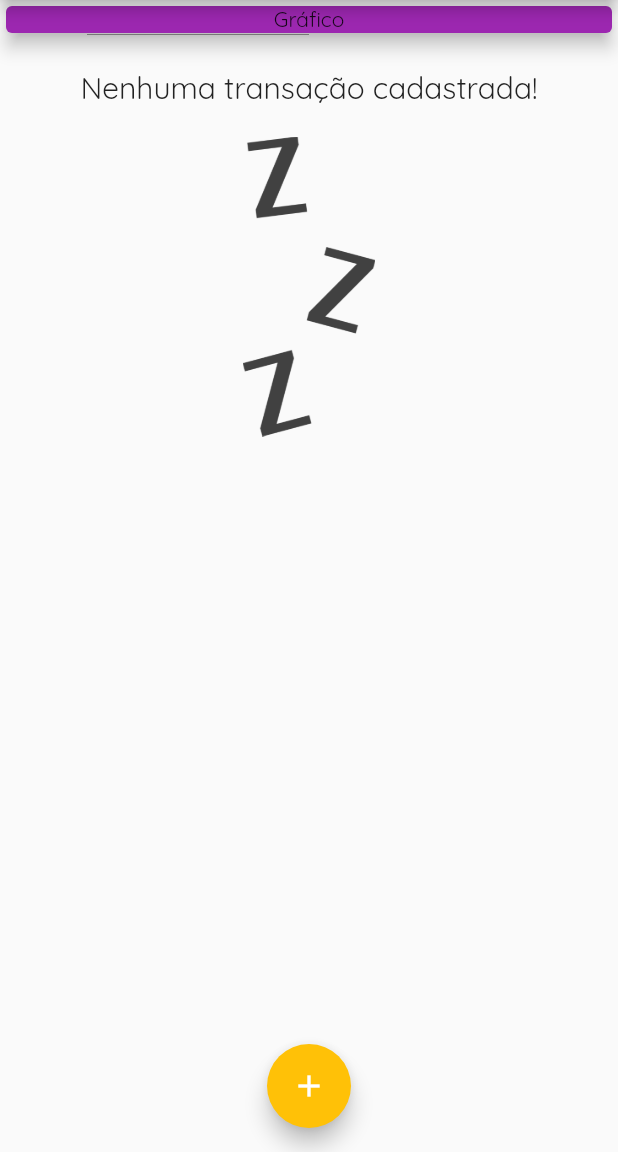
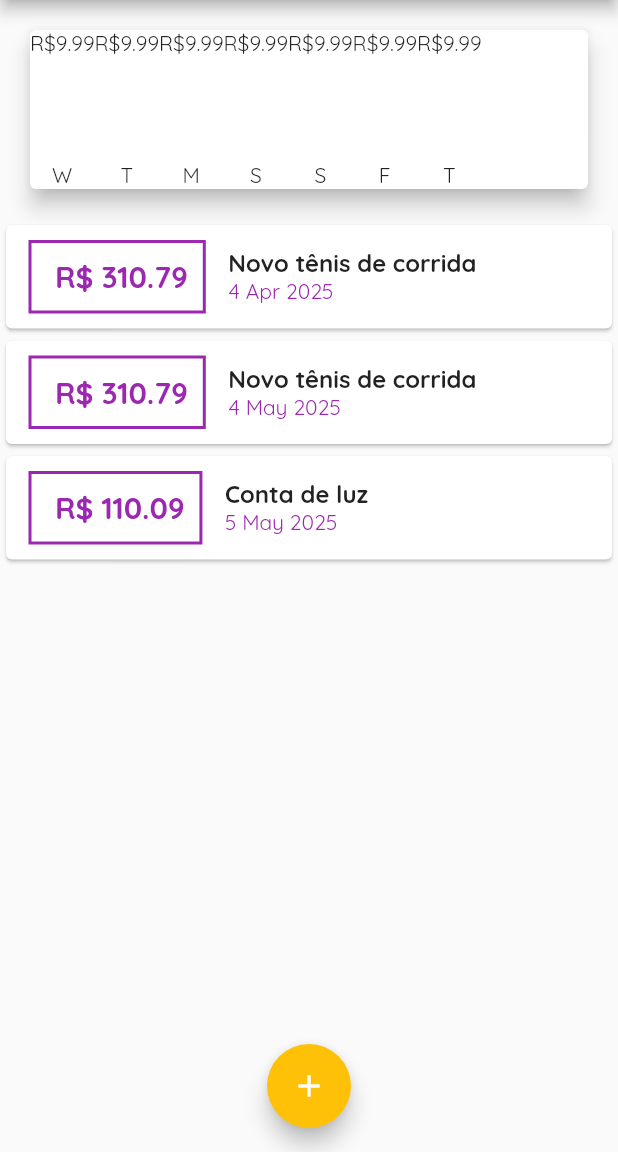
Before and after one commit to dm-moro/FlutterExpenses, a Flutter app: the screen it shows after launch, on a phone screen of 412 x 824 dp, the part 84-1236 px from its top. Run offline on Flutter 3.47's test engine with Material 3 defaults, Android fonts, the phone set to English and light mode, and no system bars.

Commit message:
feat: add Chart and ChartBar

```diff
--- /dev/null
+++ b/lib/components/chart.dart
@@ -0,0 +1,53 @@
+import 'package:expenses/components/chart_bar.dart';
+import 'package:flutter/material.dart';
+import 'package:intl/intl.dart';
+import '../models/transaction.dart';
+import 'chart_bar.dart';
+
+class Chart extends StatelessWidget {
+  final List<Transaction> recentTransaction;
+
+  Chart(this.recentTransaction);
+
+  List<Map<String, Object>> get groupedTransactions {
+    return List.generate(7, (index) {
+      final weekDay = DateTime.now().subtract(Duration(days: index));
+
+      double totalSum = 0.0;
+
+      for (var i = 0; i < recentTransaction.length; i++) {
+        bool sameDay = recentTransaction[i].date.day == weekDay.day;
+        bool sameMonth = recentTransaction[i].date.month == weekDay.month;
+        bool sameYear = recentTransaction[i].date.year == weekDay.year;
+
+        if (sameDay && sameMonth && sameYear) {
+          totalSum += recentTransaction[i].value;
+        }
+      }
+
+      print(DateFormat.E().format(weekDay)[0]);
+      print(totalSum);
+
+      return {'day': DateFormat.E().format(weekDay)[0], 'value': 9.99};
+    });
+  }
+
+  @override
+  Widget build(BuildContext context) {
+    groupedTransactions;
+    return Card(
+      elevation: 6,
+      margin: EdgeInsets.all(20),
+      child: Row(
+        children:
+            groupedTransactions.map((tr) {
+              return ChartBar(
+                label: tr['day'],
+                value: tr['value'],
+                percentage: 0,
+              );
+            }).toList(),
+      ),
+    );
+  }
+}
--- /dev/null
+++ b/lib/components/chart_bar.dart
@@ -0,0 +1,24 @@
+import 'package:flutter/material.dart';
+import 'chart.dart';
+import '../models/transaction.dart';
+
+class ChartBar extends StatelessWidget {
+  final String? label;
+  final double? value;
+  final double? percentage;
+
+  ChartBar({this.label, this.value, this.percentage});
+
+  @override
+  Widget build(BuildContext context) {
+    return Column(
+      children: [
+        Text('R\$${value.toStringAsFixed(2)}'),
+        SizedBox(height: 5),
+        Container(height: 60, width: 10, child: null),
+        SizedBox(height: 5),
+        Text(label),
+      ],
+    );
+  }
+}
--- a/lib/main.dart
+++ b/lib/main.dart
@@ -1,7 +1,9 @@
+import 'package:expenses/components/chart.dart';
 import 'package:expenses/components/transaction_form.dart';
 import 'package:expenses/models/transaction.dart';
 import 'package:flutter/material.dart';
 import './components/transaction_list.dart';
+import 'components/chart.dart';
 import 'dart:math';
 
 main() => runApp(ExpensesApp());
@@ -14,12 +16,11 @@ class ExpensesApp extends StatelessWidget {
     return MaterialApp(
       home: MyHomePage(),
       theme: ThemeData(
-
         useMaterial3: false,
         fontFamily: 'Quicksand',
-        primarySwatch: Colors.purple, //define o material todo do app como purple
+        primarySwatch:
+            Colors.purple, //define o material todo do app como purple
         appBarTheme: AppBarTheme(
-
           backgroundColor: Colors.purple,
           foregroundColor: Colors.white,
           titleTextStyle: TextStyle(
@@ -34,23 +35,42 @@ class ExpensesApp extends StatelessWidget {
           secondary: Colors.amber,
         ),
       ),
-
     );
   }
 }
 
 class MyHomePage extends StatefulWidget {
-
   @override
   State<MyHomePage> createState() => _MyHomePageState();
 }
 
 class _MyHomePageState extends State<MyHomePage> {
+  final List<Transaction> _transactions = [
+    Transaction(
+      id: 't0',
+      title: 'Novo tênis de corrida',
+      value: 310.79,
+      date: DateTime.now().subtract(Duration(days: 33)),
+    ),
+    Transaction(
+      id: 't1',
+      title: 'Novo tênis de corrida',
+      value: 310.79,
+      date: DateTime.now().subtract(Duration(days: 3)),
+    ),
+    Transaction(
+      id: 't2',
+      title: 'Conta de luz',
+      value: 110.09,
+      date: DateTime.now().subtract(Duration(days: 2)),
+    ),
+  ];
 
-  final List<Transaction> _transactions = [
-    // Transaction(id: 't1', title: 'Novo tênis de corrida', value: 310.79, date: DateTime.now()),
-    // Transaction(id: 't2', title: 'Conta de luz', value: 110.09, date: DateTime.now()),
-  ];
+  List<Transaction> get _recentTransactions {
+    return _transactions.where((tr) {
+      return tr.date.isAfter(DateTime.now().subtract(Duration(days: 7)));
+    }).toList();
+  }
 
   _addTransaction(String title, double value) {
     final newTransaction = Transaction(
@@ -72,32 +92,27 @@ class _MyHomePageState extends State<MyHomePage> {
       context: context,
       builder: (ctx) {
         return TransactionForm(_addTransaction);
-      });
+      },
+    );
   }
 
   @override
   Widget build(BuildContext context) {
     return Scaffold(
-      appBar: AppBar(title: Text("Despesas Pessoais"),
+      appBar: AppBar(
+        title: Text("Despesas Pessoais"),
         actions: [
           IconButton(
             onPressed: () => _openTransactionFormModal(context),
-          icon: Icon(Icons.add)),
+            icon: Icon(Icons.add),
+          ),
         ],
       ),
       body: SingleChildScrollView(
         child: Column(
           crossAxisAlignment: CrossAxisAlignment.stretch,
           children: [
-            Container(
-              child: Card(
-                elevation: 5,
-                color: Theme.of(context).primaryColor,
-                child: Text(
-                'Gráfico',
-                textAlign: TextAlign.center),
-              ),
-            ),
+            Chart(_recentTransactions),
             TransactionList(_transactions),
           ],
         ),
```
Lines whose indentation alone changed are shown as unchanged.
